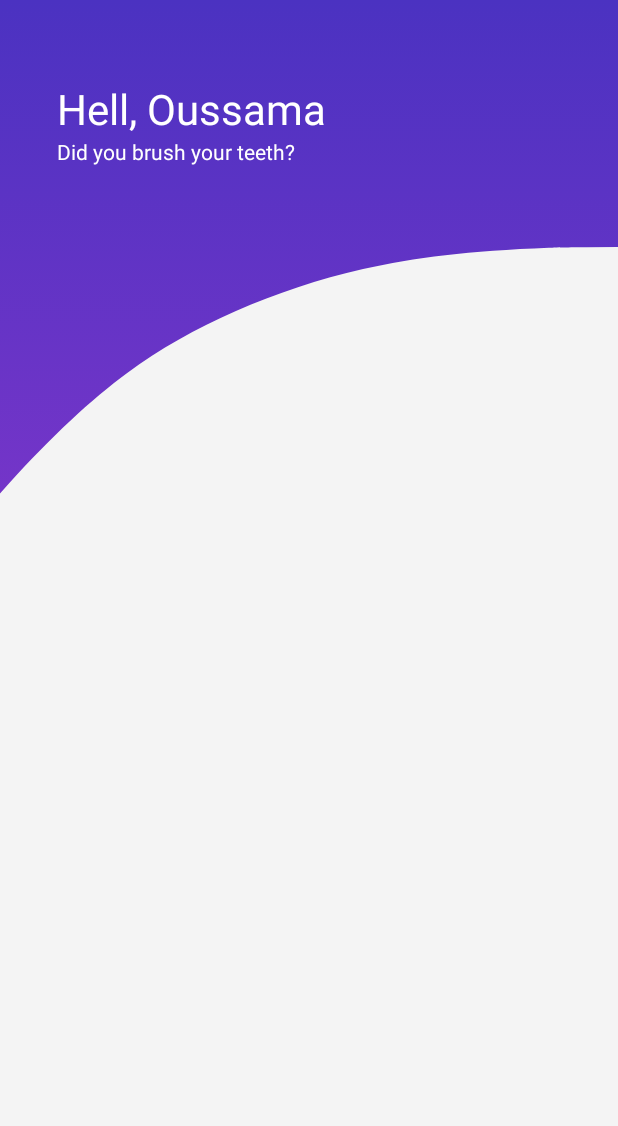
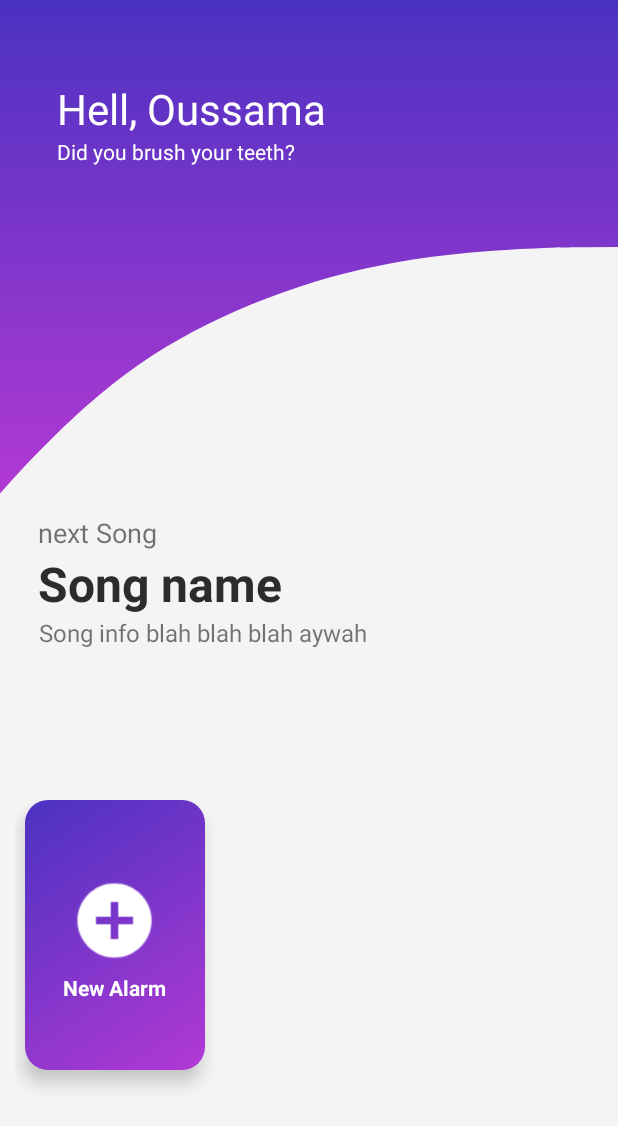
Before and after one commit to oussamabonnor1/JetAlarm_androidApp, an Android app: the screen it shows after launch (AlarmCreationActivity), on a phone screen of 412 x 824 dp. Shown: the top 1126 px of the screen. Run offline under Robolectric (Android 15) with nearby library versions, the phone set to English and light mode, and no system bars; Roboto replaces fonts that are not available here.

Commit message:
adding song info section, adding alarm creation button on click function

```diff
--- a/app/src/main/java/com/jetlightstudio/jetalarm/Adapters/CustomAlarmAdapter.java
+++ b/app/src/main/java/com/jetlightstudio/jetalarm/Adapters/CustomAlarmAdapter.java
@@ -1,6 +1,7 @@
 package com.jetlightstudio.jetalarm.Adapters;
 
 import android.content.Context;
+import android.content.Intent;
 import android.graphics.Point;
 import android.support.v7.widget.RecyclerView;
 import android.view.Display;
@@ -8,11 +9,11 @@ import android.view.LayoutInflater;
 import android.view.View;
 import android.view.ViewGroup;
 import android.view.WindowManager;
-import android.widget.GridView;
 import android.widget.LinearLayout;
 import android.widget.Switch;
 import android.widget.TextView;
 
+import com.jetlightstudio.jetalarm.Controllers.AlarmSettingActivity;
 import com.jetlightstudio.jetalarm.Model.Alarm;
 import com.jetlightstudio.jetalarm.R;
 import com.jetlightstudio.jetalarm.ToolBox.App;
@@ -23,7 +24,7 @@ import java.util.ArrayList;
 public class CustomAlarmAdapter extends RecyclerView.Adapter<CustomAlarmAdapter.ViewHolder> {
     DataBaseManager dbManager;
     ArrayList<Alarm> alarms;
-    int i = 0;
+    int itemPosition = 0;
 
     public CustomAlarmAdapter(DataBaseManager dbManager, ArrayList<Alarm> alarms) {
         this.dbManager = dbManager;
@@ -35,12 +36,21 @@ public class CustomAlarmAdapter extends RecyclerView.Adapter<CustomAlarmAdapter.
         LinearLayout layoutBackground;
         Switch enabler;
 
-        ViewHolder(View itemView) {
+        ViewHolder(View itemView, int itemPosition) {
             super(itemView);
             timerText = itemView.findViewById(R.id.timeText);
             layoutBackground = itemView.findViewById(R.id.backgroundLayout);
             enabler = itemView.findViewById(R.id.switchID);
-            itemView.setOnClickListener(this);
+            if (itemPosition > 0) itemView.setOnClickListener(this);
+            else {
+                itemView.setOnClickListener(new View.OnClickListener() {
+                    @Override
+                    public void onClick(View view) {
+                        Intent alarmSettingIntent = new Intent(App.getContext(), AlarmSettingActivity.class);
+                        App.getContext().startActivity(alarmSettingIntent);
+                    }
+                });
+            }
         }
 
         @Override
@@ -53,15 +63,15 @@ public class CustomAlarmAdapter extends RecyclerView.Adapter<CustomAlarmAdapter.
     public ViewHolder onCreateViewHolder(ViewGroup parent, int viewType) {
 
         LayoutInflater inflater = (LayoutInflater) App.getContext().getSystemService(Context.LAYOUT_INFLATER_SERVICE);
-        View view = inflater.inflate(i > 0 ? R.layout.alarm_view_item : R.layout.adding_alarm_item, null);
+        View view = inflater.inflate(itemPosition > 0 ? R.layout.alarm_view_item : R.layout.adding_alarm_item, null);
         WindowManager wm = (WindowManager) App.getContext().getSystemService(Context.WINDOW_SERVICE);
         Display display = wm.getDefaultDisplay();
         Point size = new Point();
         display.getSize(size);
         int width = size.x - (size.x / 8);
-        view.setLayoutParams(new GridView.LayoutParams(width / 3, width / 2));
-        i++;
-        return new ViewHolder(view);
+        view.setLayoutParams(new LinearLayout.LayoutParams(width / 3, width / 2));
+        itemPosition++;
+        return new ViewHolder(view, itemPosition - 1);
     }
 
     @Override
--- a/app/src/main/java/com/jetlightstudio/jetalarm/Controllers/AlarmCreationActivity.java
+++ b/app/src/main/java/com/jetlightstudio/jetalarm/Controllers/AlarmCreationActivity.java
@@ -42,7 +42,8 @@ public class AlarmCreationActivity extends AppCompatActivity {
         setContentView(R.layout.activity_alarm_creation);
 
         dbManager = new DataBaseManager(getApplicationContext(), null);
-        alarms = dbManager.getAlarms();
+        alarms.add(0, new Alarm());
+        alarms.addAll(dbManager.getAlarms());
 
         hintText = findViewById(R.id.hintText);
         hintText.setText(hints[new Random().nextInt(hints.length)]);
--- a/app/src/main/res/drawable/background_style.xml
+++ b/app/src/main/res/drawable/background_style.xml
@@ -4,7 +4,8 @@
     <shape>
         <gradient
             android:startColor="@color/colorAnimationViolet"
-            android:centerY="0.25"
+            android:centerY="0.4"
+            android:centerColor="@color/colorAnimationPink"
             android:endColor="@color/colorAnimationPink"
             android:angle="270" />
     </shape>
--- a/app/src/main/res/layout/activity_alarm_creation.xml
+++ b/app/src/main/res/layout/activity_alarm_creation.xml
@@ -45,10 +45,41 @@
         android:orientation="vertical"
         android:weightSum="1">
 
+        <LinearLayout
+            android:layout_width="match_parent"
+            android:layout_height="0dp"
+            android:layout_margin="25dp"
+            android:layout_weight=".25"
+            android:orientation="vertical">
+
+            <TextView
+                android:layout_width="wrap_content"
+                android:layout_height="wrap_content"
+                android:text="next Song"
+                android:textAlignment="center"
+                android:textSize="18sp" />
+
+            <TextView
+                android:layout_width="wrap_content"
+                android:layout_height="wrap_content"
+                android:text="Song name"
+                android:textAlignment="center"
+                android:textColor="@color/colorTextDark"
+                android:textSize="32sp"
+                android:textStyle="bold" />
+
+            <TextView
+                android:layout_width="wrap_content"
+                android:layout_height="wrap_content"
+                android:text="Song info blah blah blah aywah"
+                android:textAlignment="center"
+                android:textSize="16sp" />
+        </LinearLayout>
+
         <HorizontalScrollView
             android:layout_width="match_parent"
             android:layout_height="0dp"
-            android:layout_weight=".7">
+            android:layout_weight=".5">
 
             <android.support.v7.widget.RecyclerView
                 android:id="@+id/recycleView"
```
